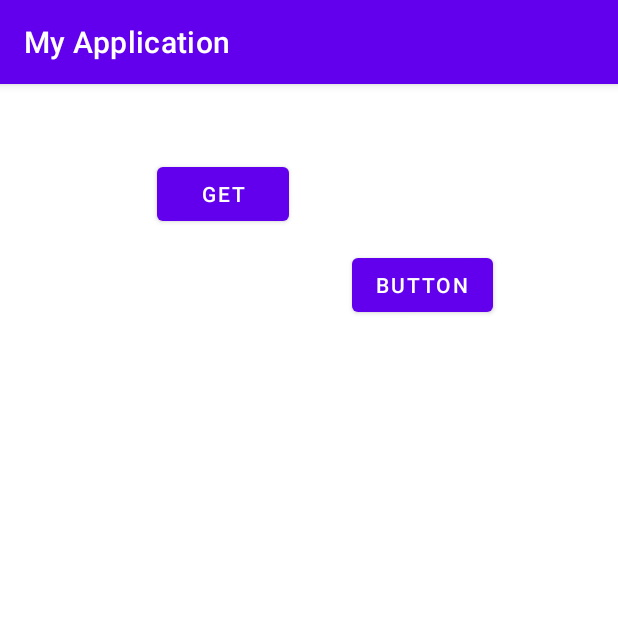
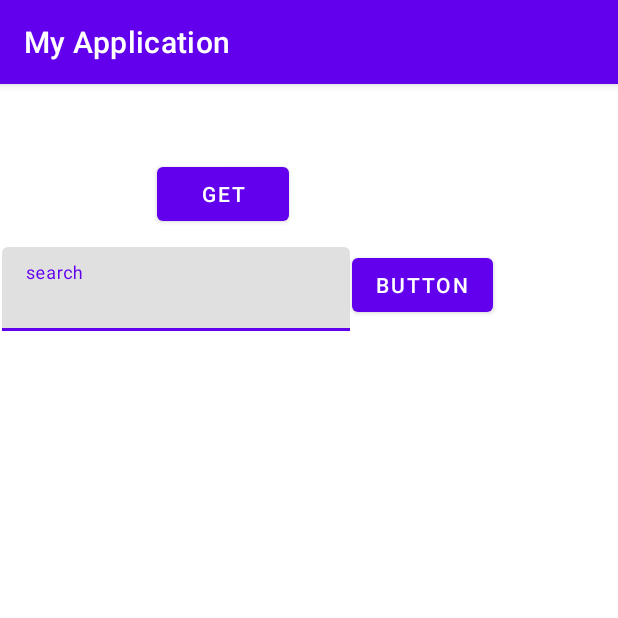
Before and after one commit to julie17-d/Eat_Up, an Android app: the screen it shows after launch (MainActivity), after a tap on "GET", on a phone screen of 412 x 824 dp, the top half of it. Run offline under Robolectric (Android 15) with nearby library versions, the phone set to English and light mode, and no system bars.

Commit message:
feat: functional search bar

```diff
--- a/app/build.gradle
+++ b/app/build.gradle
@@ -5,12 +5,12 @@ plugins {
 
 android {
     namespace 'com.example.myapplication'
-    compileSdk 32
+    compileSdk 33
 
     defaultConfig {
         applicationId "com.example.myapplication"
         minSdk 21
-        targetSdk 32
+        targetSdk 33
         versionCode 1
         versionName "1.0"
 
--- a/app/src/main/java/com/example/myapplication/MainActivity.kt
+++ b/app/src/main/java/com/example/myapplication/MainActivity.kt
@@ -3,7 +3,9 @@ import android.content.Intent
 import android.os.Bundle
 import android.util.Log
 import android.widget.Button
+import android.widget.EditText
 import androidx.appcompat.app.AppCompatActivity
+import com.google.android.material.textfield.TextInputEditText
 import retrofit2.Call
 import retrofit2.Callback
 import retrofit2.Response
@@ -13,10 +15,12 @@ class MainActivity : AppCompatActivity() {
         super.onCreate(savedInstanceState)
         setContentView(R.layout.activity_main)
         val get = findViewById<Button>(R.id.ApiBtn)
+        val searchBarText = findViewById<TextInputEditText>(R.id.text_search_bar) as EditText
         get.setOnClickListener {
+            val query = searchBarText.text.toString()
             val fetch = Fetch.service
             // val response = fetch.getRecipes("chicken", "bf609ed4", "12b3eea3417cea7f8b96953e19937f56", "public")
-            val call = fetch.getHealthModel("chicken", "bf609ed4", "12b3eea3417cea7f8b96953e19937f56", "public")
+            val call = fetch.getHealthModel(query, "bf609ed4", "12b3eea3417cea7f8b96953e19937f56", "public")
 
             call.enqueue(object : Callback<HealthModel>{
                 override fun onResponse(
@@ -27,7 +31,7 @@ class MainActivity : AppCompatActivity() {
                         Log.e("success", "success")
 
                         val recipes = response.body()!!
-                        Log.d("response", recipes.toString())
+                        Log.d("response", recipes.hits[0].recipe.label)
                         // Update UI with recipe data
                     }
                 }
--- a/app/src/main/res/layout/activity_main.xml
+++ b/app/src/main/res/layout/activity_main.xml
@@ -18,6 +18,23 @@
         app:layout_constraintStart_toStartOf="parent"
         app:layout_constraintTop_toTopOf="parent" />
 
+    <com.google.android.material.textfield.TextInputLayout
+        android:id="@+id/search_bar"
+        android:layout_width="232dp"
+        android:layout_height="wrap_content"
+        android:layout_marginStart="1dp"
+        android:layout_marginTop="11dp"
+        app:layout_constraintStart_toStartOf="parent"
+        app:layout_constraintTop_toBottomOf="@+id/ApiBtn">
+
+        <com.google.android.material.textfield.TextInputEditText
+            android:id="@+id/text_search_bar"
+            android:layout_width="match_parent"
+            android:layout_height="wrap_content"
+            android:hint="@string/search"
+            android:textColorHint="#616161" />
+    </com.google.android.material.textfield.TextInputLayout>
+
     <Button
         android:id="@+id/go_second_page"
         android:layout_width="wrap_content"
@@ -31,4 +48,5 @@
         app:layout_constraintEnd_toEndOf="parent"
         app:layout_constraintStart_toStartOf="parent"
         app:layout_constraintTop_toTopOf="parent" />
+
 </androidx.constraintlayout.widget.ConstraintLayout>
--- /dev/null
+++ b/app/src/main/res/values/search.xml
@@ -0,0 +1,4 @@
+<?xml version="1.0" encoding="utf-8"?>
+<resources>
+    <string name="search">search</string>
+</resources>
```
